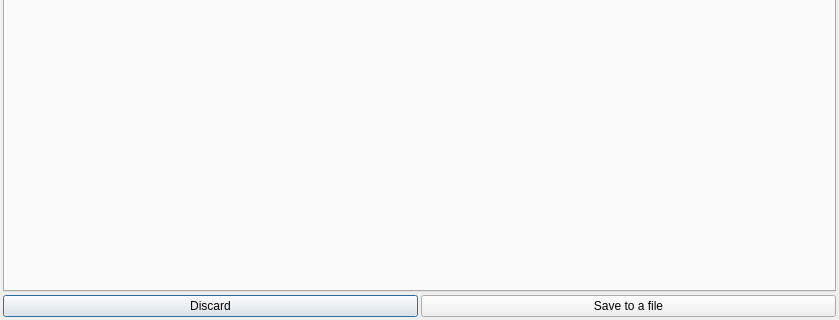
First picture: the form in stats_dialog.ui, repository dgudim/qt_disk-deduper, before the edit; both pictures show x 0 to 839 and y 260 to 580 of the 839 by 580 pixel window.
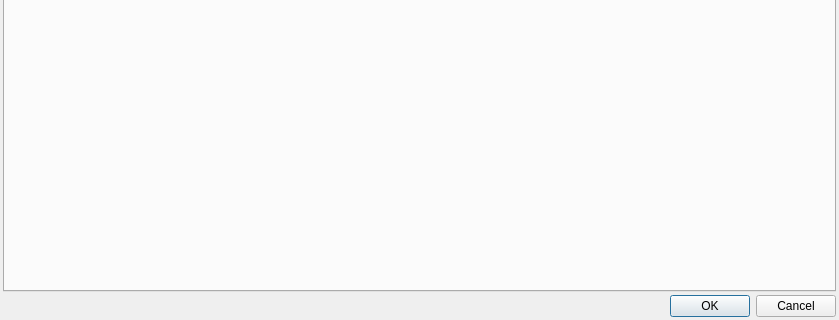
Second picture: the form after the edit. Icons and pictures are not drawn.

```diff
--- a/stats_dialog.ui
+++ b/stats_dialog.ui
@@ -76,28 +76,11 @@
     </widget>
    </item>
    <item>
-    <layout class="QHBoxLayout" name="horizontalLayout">
-     <property name="topMargin">
-      <number>0</number>
+    <widget class="QDialogButtonBox" name="buttonBox">
+     <property name="standardButtons">
+      <set>QDialogButtonBox::Cancel|QDialogButtonBox::Ok</set>
      </property>
-     <property name="rightMargin">
-      <number>0</number>
-     </property>
-     <item>
-      <widget class="QPushButton" name="discard_button">
-       <property name="text">
-        <string>Discard</string>
-       </property>
-      </widget>
-     </item>
-     <item>
-      <widget class="QPushButton" name="save_button">
-       <property name="text">
-        <string>Save to a file</string>
-       </property>
-      </widget>
-     </item>
-    </layout>
+    </widget>
    </item>
   </layout>
  </widget>
```
